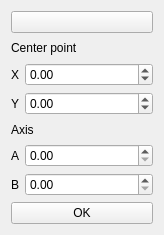
Above: GUI_PSN/elip_wid.ui from BeConOr/INP before the change. Below: the same form after it.
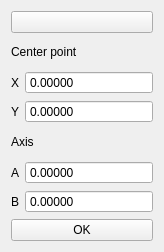
That is the form after the change. Icons and pictures are not drawn.

Diff of the .ui file:
```diff
--- a/GUI_PSN/elip_wid.ui
+++ b/GUI_PSN/elip_wid.ui
@@ -7,7 +7,7 @@
     <x>0</x>
     <y>0</y>
     <width>164</width>
-    <height>235</height>
+    <height>252</height>
    </rect>
   </property>
   <property name="windowTitle">
@@ -51,6 +51,12 @@
        </item>
        <item>
         <widget class="QDoubleSpinBox" name="Cent_x">
+         <property name="buttonSymbols">
+          <enum>QAbstractSpinBox::NoButtons</enum>
+         </property>
+         <property name="decimals">
+          <number>5</number>
+         </property>
          <property name="minimum">
           <double>-10000.000000000000000</double>
          </property>
@@ -78,6 +84,12 @@
        </item>
        <item>
         <widget class="QDoubleSpinBox" name="Cent_y">
+         <property name="buttonSymbols">
+          <enum>QAbstractSpinBox::NoButtons</enum>
+         </property>
+         <property name="decimals">
+          <number>5</number>
+         </property>
          <property name="minimum">
           <double>-10000.000000000000000</double>
          </property>
@@ -116,6 +128,12 @@
        </item>
        <item>
         <widget class="QDoubleSpinBox" name="Axis_a">
+         <property name="buttonSymbols">
+          <enum>QAbstractSpinBox::NoButtons</enum>
+         </property>
+         <property name="decimals">
+          <number>5</number>
+         </property>
          <property name="maximum">
           <double>10000.000000000000000</double>
          </property>
@@ -140,6 +158,12 @@
        </item>
        <item>
         <widget class="QDoubleSpinBox" name="Axis_b">
+         <property name="buttonSymbols">
+          <enum>QAbstractSpinBox::NoButtons</enum>
+         </property>
+         <property name="decimals">
+          <number>5</number>
+         </property>
          <property name="maximum">
           <double>10000.000000000000000</double>
          </property>
```
